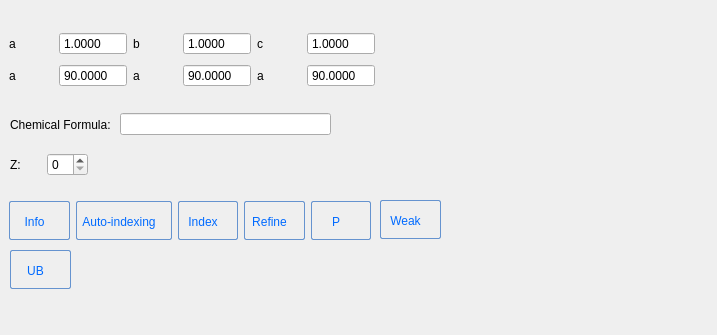
Old version of the form apps/NSXQt/ui/Tree/UnitCellPropertyWidget.ui in the repository k61n/openhkl.
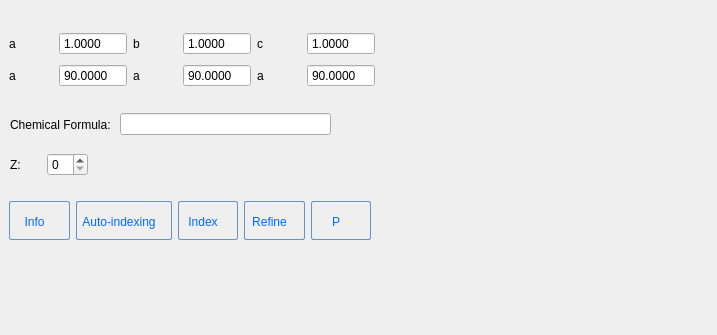
New version of the form.

The edit to the form file:
```diff
--- a/apps/NSXQt/ui/Tree/UnitCellPropertyWidget.ui
+++ b/apps/NSXQt/ui/Tree/UnitCellPropertyWidget.ui
@@ -505,126 +505,6 @@
     </item>
    </layout>
   </widget>
-  <widget class="QPushButton" name="pushButton_WeakPeaks">
-   <property name="geometry">
-    <rect>
-     <x>380</x>
-     <y>200</y>
-     <width>61</width>
-     <height>39</height>
-    </rect>
-   </property>
-   <property name="toolTip">
-    <string>&lt;html&gt;&lt;head/&gt;&lt;body&gt;&lt;p&gt;Transformation matrix&lt;/p&gt;&lt;/body&gt;&lt;/html&gt;</string>
-   </property>
-   <property name="styleSheet">
-    <string notr="true">QPushButton:hover{
-        background: qlineargradient(x1 : 0, y1 : 0, x2 : 0, y2 :   1, stop :   0.0 #ffd9aa,
-                stop :   0.5 #ffbb6e, stop :   0.55 #feae42, stop :   1.0 #fedb74);
-}
-
-QPushButton {
-        border: 1px solid #6593cf;
-        border-radius: 2px;
-        padding: 5px 15px 2px 5px;
-        background: qlineargradient(x1 : 0, y1 : 0, x2 : 0, y2 :   1, stop :   0.0 #f5f9ff,
-                stop :   0.5 #c7dfff, stop :   0.55 #afd2ff, stop :   1.0 #c0dbff);
-        color: #006aff;
-        font: bold large &quot;Arial&quot;;
-        height: 30px;
-}
-
-
-
-
-QPushButton:pressed {
-        background: qlineargradient(x1 : 0, y1 : 0, x2 : 0, y2 :   1, stop :   0.0 #c0dbff,
-        stop :   0.5 #cfd26f, stop :   0.55 #c7df6f, stop :   1.0 #f5f9ff);
-        padding-top: 2px;
-        padding-left: 3px;
-
-}
-
-
-QPushButton:on {
-        background: qlineargradient(x1 : 0, y1 : 0, x2 : 0, y2 :   1, stop :   0.0 #5AA72D,
-        stop :   0.5 #B3E296, stop :   0.55 #B3E296, stop :   1.0 #f5f9ff);
-        padding-top: 2px;
-        padding-left: 3px;
-}
-
-QPushButton:disabled {
-        background: transparent #e5e9ee;
-        padding-top: 2px;        
-        padding-left: 3px;
-        color: black;
-}
-</string>
-   </property>
-   <property name="text">
-    <string>Weak</string>
-   </property>
-  </widget>
-  <widget class="QPushButton" name="pushButton_UB">
-   <property name="geometry">
-    <rect>
-     <x>10</x>
-     <y>250</y>
-     <width>61</width>
-     <height>39</height>
-    </rect>
-   </property>
-   <property name="toolTip">
-    <string>&lt;html&gt;&lt;head/&gt;&lt;body&gt;&lt;p&gt;Transformation matrix&lt;/p&gt;&lt;/body&gt;&lt;/html&gt;</string>
-   </property>
-   <property name="styleSheet">
-    <string notr="true">QPushButton:hover{
-        background: qlineargradient(x1 : 0, y1 : 0, x2 : 0, y2 :   1, stop :   0.0 #ffd9aa,
-                stop :   0.5 #ffbb6e, stop :   0.55 #feae42, stop :   1.0 #fedb74);
-}
-
-QPushButton {
-        border: 1px solid #6593cf;
-        border-radius: 2px;
-        padding: 5px 15px 2px 5px;
-        background: qlineargradient(x1 : 0, y1 : 0, x2 : 0, y2 :   1, stop :   0.0 #f5f9ff,
-                stop :   0.5 #c7dfff, stop :   0.55 #afd2ff, stop :   1.0 #c0dbff);
-        color: #006aff;
-        font: bold large &quot;Arial&quot;;
-        height: 30px;
-}
-
-
-
-
-QPushButton:pressed {
-        background: qlineargradient(x1 : 0, y1 : 0, x2 : 0, y2 :   1, stop :   0.0 #c0dbff,
-        stop :   0.5 #cfd26f, stop :   0.55 #c7df6f, stop :   1.0 #f5f9ff);
-        padding-top: 2px;
-        padding-left: 3px;
-
-}
-
-
-QPushButton:on {
-        background: qlineargradient(x1 : 0, y1 : 0, x2 : 0, y2 :   1, stop :   0.0 #5AA72D,
-        stop :   0.5 #B3E296, stop :   0.55 #B3E296, stop :   1.0 #f5f9ff);
-        padding-top: 2px;
-        padding-left: 3px;
-}
-
-QPushButton:disabled {
-        background: transparent #e5e9ee;
-        padding-top: 2px;        
-        padding-left: 3px;
-        color: black;
-}
-</string>
-   </property>
-   <property name="text">
-    <string>UB</string>
-   </property>
-  </widget>
  </widget>
  <tabstops>
   <tabstop>doubleSpinBoxa</tabstop>
```
Left out of the diff: 2 changed lines with no effect on the pictures.
